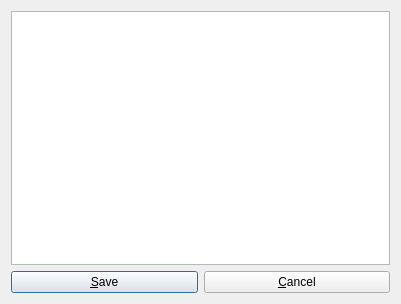
gojoe262/LooseChange, file LooseChange_Src/UI/Presenter/EditCategoriesPresenter.ui: the form before one commit.
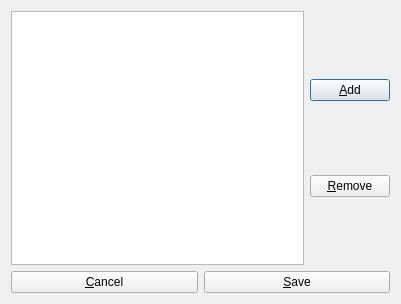
The form after the commit.

Commit message: Ability to add/remove categories immplemented. Will need to refactor and test.

Diff of the .ui file:
```diff
--- a/LooseChange_Src/UI/Presenter/EditCategoriesPresenter.ui
+++ b/LooseChange_Src/UI/Presenter/EditCategoriesPresenter.ui
@@ -15,17 +15,32 @@
   </property>
   <layout class="QGridLayout" name="gridLayout">
    <item row="0" column="0">
-    <widget class="QTableView" name="tableView"/>
+    <layout class="QHBoxLayout" name="horizontalLayout_2">
+     <item>
+      <widget class="QTableView" name="tableView"/>
+     </item>
+     <item>
+      <layout class="QVBoxLayout" name="verticalLayout">
+       <item>
+        <widget class="QPushButton" name="pushButtonAdd">
+         <property name="text">
+          <string>&amp;Add</string>
+         </property>
+        </widget>
+       </item>
+       <item>
+        <widget class="QPushButton" name="pushButtonRemove">
+         <property name="text">
+          <string>&amp;Remove</string>
+         </property>
+        </widget>
+       </item>
+      </layout>
+     </item>
+    </layout>
    </item>
    <item row="1" column="0">
     <layout class="QHBoxLayout" name="horizontalLayout">
-     <item>
-      <widget class="QPushButton" name="pushButtonSave">
-       <property name="text">
-        <string>&amp;Save</string>
-       </property>
-      </widget>
-     </item>
      <item>
       <widget class="QPushButton" name="pushButtonCancel">
        <property name="text">
@@ -33,6 +48,13 @@
        </property>
       </widget>
      </item>
+     <item>
+      <widget class="QPushButton" name="pushButtonSave">
+       <property name="text">
+        <string>&amp;Save</string>
+       </property>
+      </widget>
+     </item>
     </layout>
    </item>
   </layout>
```
The commit also changes 8 other files.
